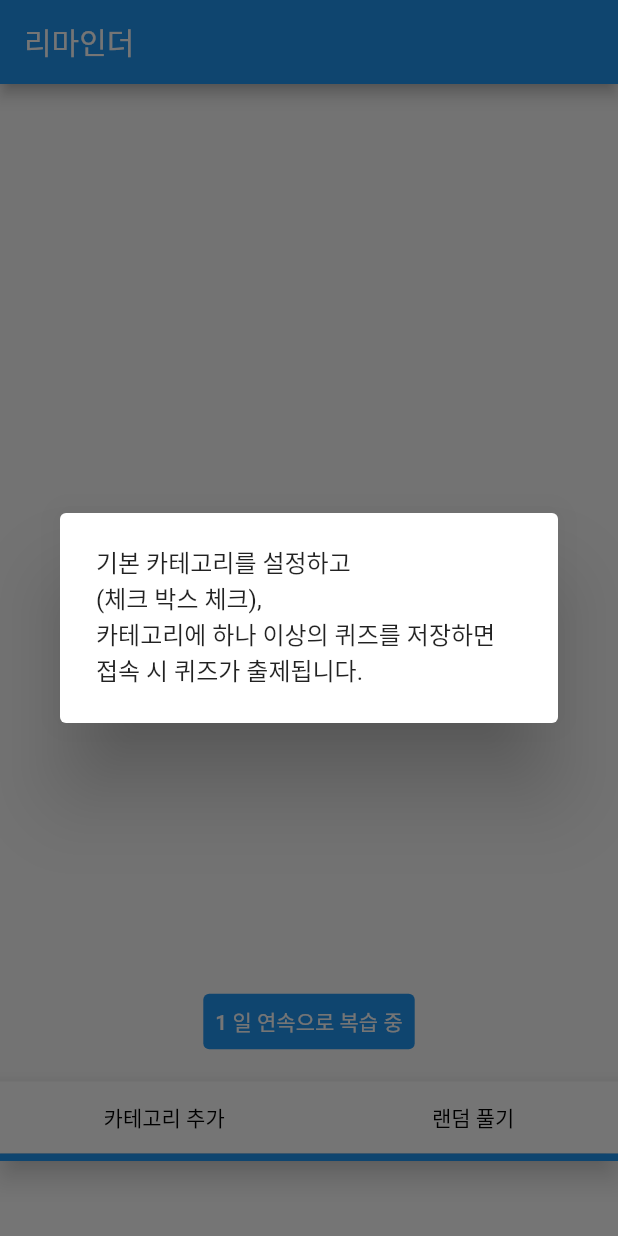
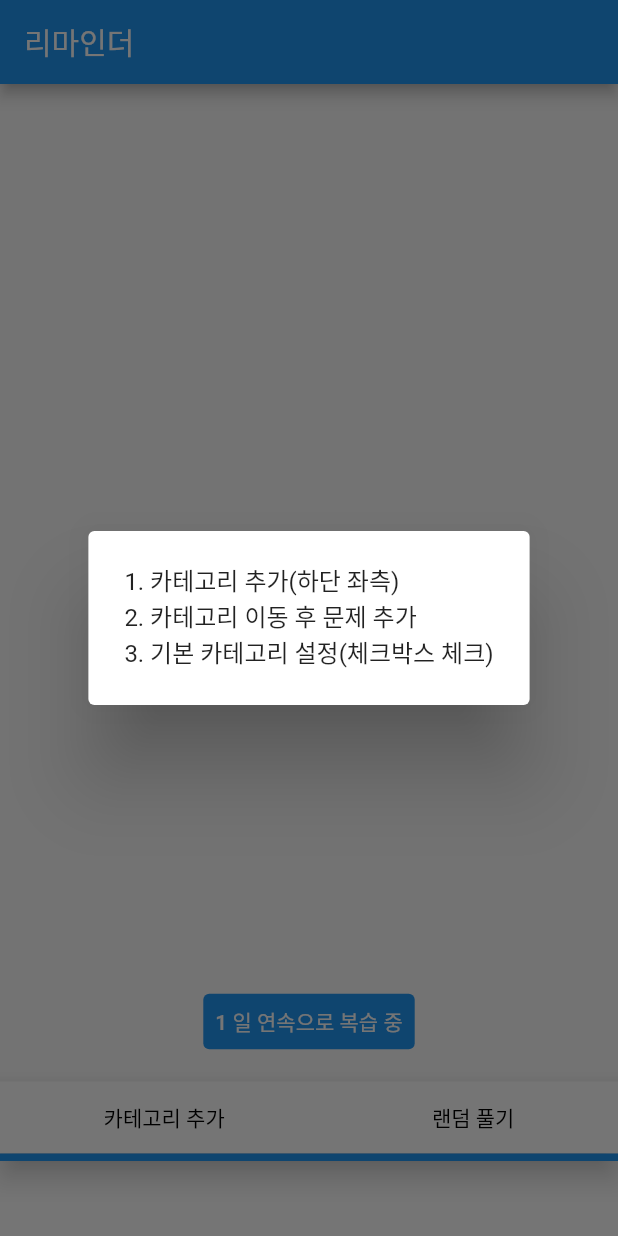
Before and after one commit to LimYooyeol/reminder, a Flutter app: the screen it shows after launch, on a phone screen of 412 x 824 dp. Run offline on Flutter 3.47's test engine with Material 2 defaults, Android fonts, the phone set to English and light mode, and no system bars; drawn by our look-alikes of google_mobile_ads; our stand-ins replace sqflite; accounts and stored records are empty; network calls fail.

Commit message:
UX(설명) 업데이트

```diff
--- a/lib/view/home.dart
+++ b/lib/view/home.dart
@@ -269,7 +269,11 @@ class _HomeState extends State<Home> {
       showDialog(context: context, builder: (BuildContext context) {
         if(quiz == null) {
           return AlertDialog(
-            content: Text('기본 카테고리를 설정하고\n(체크 박스 체크),\n카테고리에 하나 이상의 퀴즈를 저장하면 접속 시 퀴즈가 출제됩니다.'),
+            content: Text(
+              '1. 카테고리 추가(하단 좌측)\n'
+              '2. 카테고리 이동 후 문제 추가\n'
+              '3. 기본 카테고리 설정(체크박스 체크)'
+            ),
           );
         }
         return solveQuiz(quiz);
@@ -409,7 +413,7 @@ class _HomeState extends State<Home> {
                 showDialog(context: context, builder: (BuildContext context){
                   String msg = '카테고리에 문제를 하나 이상 추가해주세요.';
                   if(_baseCategory == null){
-                    msg = '기본 카테고리를 선택해주세요.(체크 박스)';
+                    msg = '기본 카테고리를 선택해주세요.\n(카테고리명 우측 체크 박스 체크)';
                   }
                   return AlertDialog(
                     content: Text(msg),
```
